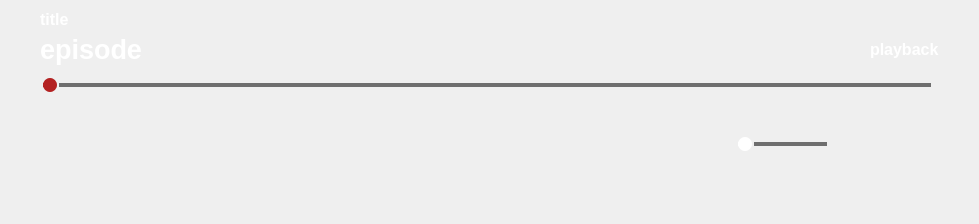
This is interface/player_controls.ui in AlexDev505/AniTogether as Qt 5 draws it before an edit. The edited form follows.
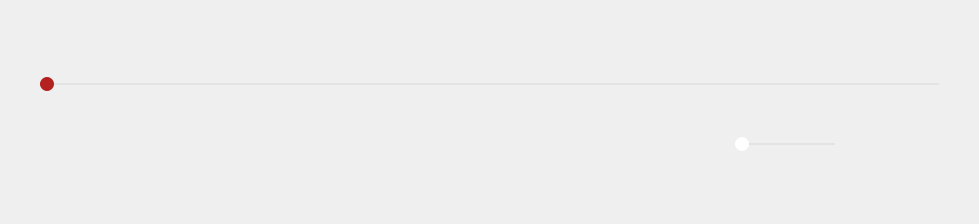
This is the edited form. Icons and pictures are not drawn.

Commit message: - anilibria agent refactor - player page upd

```diff
--- a/interface/player_controls.ui
+++ b/interface/player_controls.ui
@@ -23,7 +23,7 @@
    </size>
   </property>
   <property name="styleSheet">
-   <string notr="true">QFrame {
+   <string notr="true">#PlayerControls {
 	background-color: qlineargradient(
 		spread:pad, 
 		x1:0.5, y1:1, x2:0.5, y2:0, 
@@ -60,20 +60,22 @@
 }
 QSlider::sub-page:horizontal {
     background: white;
-	margin:8px;
+	margin-top:9px;
+	margin-bottom:9px;
     height: 2px;
 }
 QSlider::add-page:horizontal {
-    background: rgba(20, 20, 20, 150);
-	margin:8px;
+    background: rgba(180,180,180,50);
+	margin-top:9px;
+	margin-bottom:9px;
     height: 2px;
 }
 QSlider::handle:horizontal {
     background: white;
-    border: 0px;
     height: 14px;
 	width:14px;
-	margin: 3px;
+	margin-top:3px;
+	margin-bottom:3px;
     border-radius: 7px;
 }
 QSlider::handle:horizontal:hover {
@@ -135,9 +137,6 @@
           <bold>true</bold>
          </font>
         </property>
-        <property name="text">
-         <string>title</string>
-        </property>
        </widget>
       </item>
       <item>
@@ -160,9 +159,6 @@
             <bold>true</bold>
            </font>
           </property>
-          <property name="text">
-           <string>episode</string>
-          </property>
          </widget>
         </item>
         <item>
@@ -179,9 +175,6 @@
             <bold>true</bold>
            </font>
           </property>
-          <property name="text">
-           <string>playback</string>
-          </property>
          </widget>
         </item>
        </layout>
```
Left out of the diff: 7 changed lines with no effect on the pictures. The commit also changes 13 other files.
